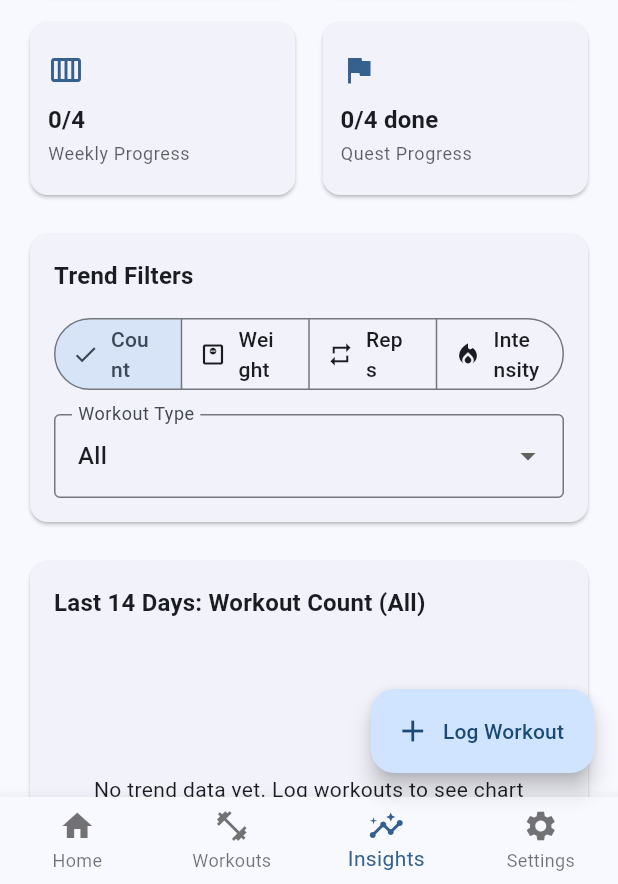
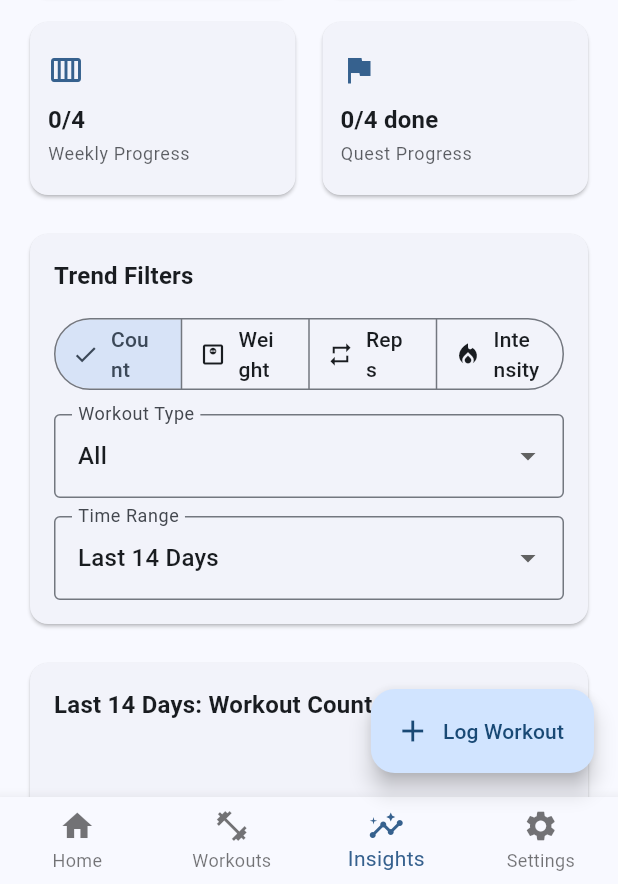
Before and after one commit to Phyvlik/project_01_fitness_tracker, a Flutter app: the screen it shows after launch, item 3 of the bottom bar chosen, on a phone screen of 412 x 824 dp, the part 352-1236 px from its top. Run offline on Flutter 3.47's test engine with Material 3 defaults, Android fonts, the light colour scheme and no system bars; our stand-ins replace file_picker, fl_chart, shared_preferences, sqflite, sqflite_common_ffi, sqflite_common_ffi_web; accounts and stored records are empty.

Commit message:
Add selectable time ranges for insights trend chart

```diff
--- a/lib/screens/insights_screen.dart
+++ b/lib/screens/insights_screen.dart
@@ -3,7 +3,6 @@ import 'package:flutter/material.dart';
 import 'package:provider/provider.dart';
 
 import '../db/database_helper.dart';
-import '../models/exercise.dart';
 import '../providers/app_provider.dart';
 
 /// Visual analytics page that summarizes trends from local workout history.
@@ -20,6 +19,7 @@ class _InsightsScreenState extends State<InsightsScreen> {
 
   String _selectedMetric = 'count';
   String _selectedCategory = 'All';
+  int _selectedDays = 14;
 
   @override
   void initState() {
@@ -35,7 +35,7 @@ class _InsightsScreenState extends State<InsightsScreen> {
 
   void _loadTrend() {
     _trendFuture = DatabaseHelper.instance.getTrendData(
-      days: 14,
+      days: _selectedDays,
       metric: _selectedMetric,
       category: _selectedMetric == 'intensity' ? 'All' : _selectedCategory,
     );
@@ -218,6 +218,47 @@ class _InsightsScreenState extends State<InsightsScreen> {
                                       });
                                     },
                             ),
+                            const SizedBox(height: 12),
+                            DropdownButtonFormField<int>(
+                              value: _selectedDays,
+                              decoration: const InputDecoration(
+                                labelText: 'Time Range',
+                                border: OutlineInputBorder(),
+                              ),
+                              items: const [
+                                DropdownMenuItem(
+                                  value: 7,
+                                  child: Text('Last 7 Days'),
+                                ),
+                                DropdownMenuItem(
+                                  value: 14,
+                                  child: Text('Last 14 Days'),
+                                ),
+                                DropdownMenuItem(
+                                  value: 30,
+                                  child: Text('Last Month'),
+                                ),
+                                DropdownMenuItem(
+                                  value: 90,
+                                  child: Text('Last 3 Months'),
+                                ),
+                                DropdownMenuItem(
+                                  value: 180,
+                                  child: Text('Last 6 Months'),
+                                ),
+                                DropdownMenuItem(
+                                  value: 365,
+                                  child: Text('Last Year'),
+                                ),
+                              ],
+                              onChanged: (value) {
+                                if (value == null) return;
+                                setState(() {
+                                  _selectedDays = value;
+                                  _loadTrend();
+                                });
+                              },
+                            ),
                           ],
                         ),
                       ),
@@ -269,20 +310,30 @@ class _InsightsScreenState extends State<InsightsScreen> {
                                             sideTitles: SideTitles(
                                               showTitles: true,
                                               interval: yInterval,
-                                              reservedSize: 36,
+                                              reservedSize: 44,
                                             ),
                                           ),
                                           bottomTitles: AxisTitles(
                                             sideTitles: SideTitles(
                                               showTitles: true,
                                               reservedSize: 28,
-                                              interval: 3,
+                                              interval: _bottomTitleInterval(),
                                               getTitlesWidget: (value, meta) {
-                                                if (value % 3 != 0) {
+                                                final x = value.toInt();
+
+                                                if (x < 0 ||
+                                                    x >= _selectedDays) {
                                                   return const SizedBox.shrink();
                                                 }
+
+                                                if (value %
+                                                        _bottomTitleInterval() !=
+                                                    0) {
+                                                  return const SizedBox.shrink();
+                                                }
+
                                                 return Text(
-                                                  'D${value.toInt() + 1}',
+                                                  'D${x + 1}',
                                                   style:
                                                       theme.textTheme.bodySmall,
                                                 );
@@ -294,8 +345,8 @@ class _InsightsScreenState extends State<InsightsScreen> {
                                           LineChartBarData(
                                             spots: chartSpots,
                                             isCurved: true,
+                                            preventCurveOverShooting: true,
                                             barWidth: 3,
-                                            preventCurveOverShooting: true,
                                             color: theme.colorScheme.primary,
                                             dotData:
                                                 const FlDotData(show: true),
@@ -332,7 +383,7 @@ class _InsightsScreenState extends State<InsightsScreen> {
   String _chartTitle() {
     final metricLabel = switch (_selectedMetric) {
       'count' => 'Workout Count',
-      'weight' => 'Weight Volume',
+      'weight' => 'Average Weight',
       'reps' => 'Total Reps',
       'intensity' => 'Average Intensity',
       _ => 'Trend',
@@ -341,8 +392,37 @@ class _InsightsScreenState extends State<InsightsScreen> {
     final categoryLabel =
         _selectedMetric == 'intensity' ? 'All Workouts' : _selectedCategory;
 
-    return 'Last 14 Days: $metricLabel ($categoryLabel)';
+    return '${_rangeLabel()}: $metricLabel ($categoryLabel)';
   }
+
+  String _rangeLabel() {
+    switch (_selectedDays) {
+      case 7:
+        return 'Last 7 Days';
+      case 14:
+        return 'Last 14 Days';
+      case 30:
+        return 'Last Month';
+      case 90:
+        return 'Last 3 Months';
+      case 180:
+        return 'Last 6 Months';
+      case 365:
+        return 'Last Year';
+      default:
+        return 'Last $_selectedDays Days';
+    }
+  }
+
+  double _bottomTitleInterval() {
+    if (_selectedDays <= 7) return 1;
+    if (_selectedDays <= 14) return 3;
+    if (_selectedDays <= 30) return 5;
+    if (_selectedDays <= 90) return 15;
+    if (_selectedDays <= 180) return 30;
+    return 60;
+  }
+
   double _getMaxY(List<FlSpot> spots) {
     if (spots.isEmpty) return 4;
 
@@ -367,11 +447,14 @@ class _InsightsScreenState extends State<InsightsScreen> {
       return ((highest / 25).ceil() * 25).toDouble();
     }
 
-    // weight
-    if (highest <= 100) return 120;
-    if (highest <= 500) return 600;
-    if (highest <= 1000) return 1200;
-    return ((highest / 250).ceil() * 250).toDouble();
+    if (_selectedMetric == 'weight') {
+      if (highest <= 50) return 60;
+      if (highest <= 100) return 120;
+      if (highest <= 200) return 240;
+      return ((highest / 50).ceil() * 50).toDouble();
+    }
+
+    return (highest + 1).ceilToDouble();
   }
 
   double _getYAxisInterval(double maxY) {
@@ -385,23 +468,27 @@ class _InsightsScreenState extends State<InsightsScreen> {
       return 25;
     }
 
-    // weight
-    if (maxY <= 120) return 20;
-    if (maxY <= 600) return 100;
-    if (maxY <= 1200) return 200;
-    return 250;
+    if (_selectedMetric == 'weight') {
+      if (maxY <= 60) return 10;
+      if (maxY <= 120) return 20;
+      return 25;
+    }
+
+    return 1;
   }
+
   List<FlSpot> _toSpots(Map<String, double> trend) {
     final now = DateTime.now();
+    final today = DateTime(now.year, now.month, now.day);
     final spots = <FlSpot>[];
 
-    for (int i = 13; i >= 0; i--) {
-      final date = now.subtract(Duration(days: i));
+    for (int i = _selectedDays - 1; i >= 0; i--) {
+      final date = today.subtract(Duration(days: i));
       final key =
           '${date.year}-${date.month.toString().padLeft(2, '0')}-${date.day.toString().padLeft(2, '0')}';
 
       final value = trend[key] ?? 0.0;
-      spots.add(FlSpot((13 - i).toDouble(), value));
+      spots.add(FlSpot((_selectedDays - 1 - i).toDouble(), value));
     }
 
     return spots;
```
